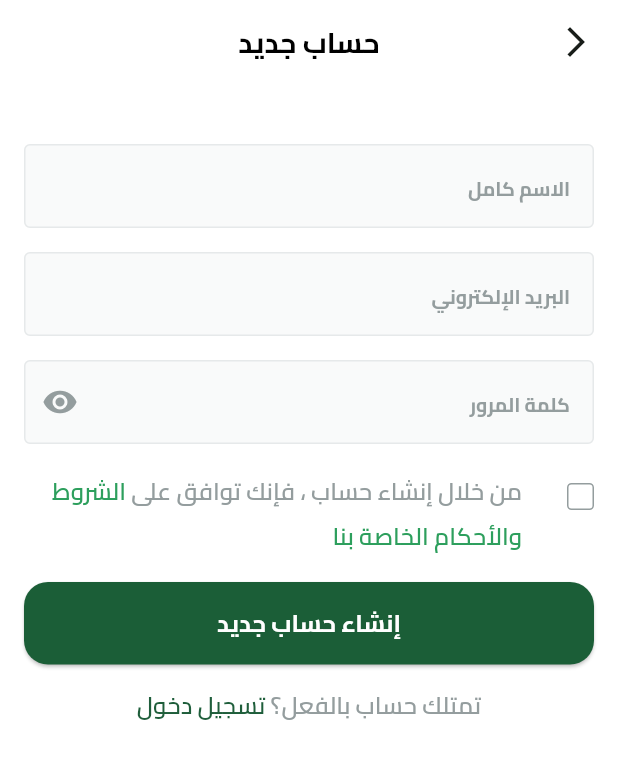
After one commit to OmarWheed/FriutHub, a Flutter app: the SignUpView screen opened by its route, on a phone screen of 412 x 824 dp. The commit adds this screen. Shown: the top 759 px of the screen. Run offline on Flutter 3.47's test engine with Material 3 defaults, Android fonts, the phone set to English and light mode, and no system bars; our stand-ins replace dots_indicator, easy_localization, flutter_svg, shared_preferences; accounts and stored records are empty.

Commit message:
Sign_Up Ui Done

```diff
--- /dev/null
+++ b/devtools_options.yaml
@@ -0,0 +1,3 @@
+description: This file stores settings for Dart & Flutter DevTools.
+documentation: https://docs.flutter.dev/tools/devtools/extensions#configure-extension-enablement-states
+extensions:
--- a/lib/config/routes/app_route_name.dart
+++ b/lib/config/routes/app_route_name.dart
@@ -2,4 +2,5 @@ class AppRouteName {
   static const String splashView = "SPLASH_VIEW";
   static const String onBoarding = "ON_BOARDING";
   static const String login = "LOGIN";
+  static const String signUp = "SIGNUP";
 }
--- a/lib/config/routes/generate_routes.dart
+++ b/lib/config/routes/generate_routes.dart
@@ -1,6 +1,7 @@
 import 'package:flutter/material.dart';
 import 'package:fruits_hub/config/routes/app_route_name.dart';
 import 'package:fruits_hub/features/auth/presentation/views/login_view.dart';
+import 'package:fruits_hub/features/auth/presentation/views/sign_up_view.dart';
 import 'package:fruits_hub/features/onboarding/presentation/view/on_boarding_view.dart';
 import 'package:fruits_hub/features/splash/presentation/views/splash_view.dart';
 
@@ -12,6 +13,8 @@ Route? onGenerateRoute(RouteSettings routes) {
       return MaterialPageRoute(builder: (context) => OnBoardingView());
     case AppRouteName.login:
       return MaterialPageRoute(builder: (context) => LoginView());
+    case AppRouteName.signUp:
+      return MaterialPageRoute(builder: (context) => SignUpView());
     default:
       return MaterialPageRoute(builder: (context) => _pageNotFoundBody());
   }
--- /dev/null
+++ b/lib/features/auth/presentation/views/sign_up_view.dart
@@ -0,0 +1,18 @@
+import 'package:flutter/material.dart';
+import 'package:fruits_hub/core/widgets/custom_app_bar.dart';
+import 'package:fruits_hub/features/auth/presentation/widgets/sign_up_view_body.dart';
+
+class SignUpView extends StatelessWidget {
+  const SignUpView({super.key});
+
+  @override
+  Widget build(BuildContext context) {
+    return Scaffold(
+      appBar: buildAppBar(context, title: "حساب جديد"),
+      body: Padding(
+        padding: const EdgeInsets.symmetric(horizontal: 16),
+        child: SignUpViewBody(),
+      ),
+    );
+  }
+}
--- /dev/null
+++ b/lib/features/auth/presentation/widgets/agree_terms.dart
@@ -0,0 +1,46 @@
+import 'package:flutter/material.dart';
+import 'package:fruits_hub/core/utils/app_colors.dart';
+import 'package:fruits_hub/core/utils/app_text_Styles.dart';
+
+class AgreeOfTermAndCondistion extends StatefulWidget {
+  const AgreeOfTermAndCondistion({super.key});
+
+  @override
+  State<AgreeOfTermAndCondistion> createState() =>
+      _AgreeOfTermAndCondistionState();
+}
+
+class _AgreeOfTermAndCondistionState extends State<AgreeOfTermAndCondistion> {
+  bool cliced = false;
+  @override
+  Widget build(BuildContext context) {
+    return Row(
+      children: [
+        Transform.translate(
+          offset: Offset(15, -11),
+          child: Checkbox(
+            value: cliced,
+            onChanged: (val) {
+              setState(() {
+                cliced = !cliced;
+              });
+            },
+          ),
+        ),
+        Expanded(
+          child: RichText(
+              text: TextSpan(children: [
+            TextSpan(
+                text: "من خلال إنشاء حساب ، فإنك توافق على ",
+                style: TextStyles.semiBold16
+                    .copyWith(color: AppColors.textColorInFormFiled)),
+            TextSpan(
+                text: "الشروط والأحكام الخاصة بنا ",
+                style: TextStyles.semiBold16
+                    .copyWith(color: AppColors.lightPrimaryColor)),
+          ])),
+        ),
+      ],
+    );
+  }
+}
--- /dev/null
+++ b/lib/features/auth/presentation/widgets/sign_up_view_body.dart
@@ -0,0 +1,82 @@
+import 'package:flutter/gestures.dart';
+import 'package:flutter/material.dart';
+import 'package:fruits_hub/config/routes/app_route_name.dart';
+import 'package:fruits_hub/core/utils/app_colors.dart';
+import 'package:fruits_hub/core/utils/app_text_Styles.dart';
+import 'package:fruits_hub/core/widgets/custom_text_form_field.dart';
+import 'package:fruits_hub/features/auth/presentation/widgets/agree_terms.dart';
+
+class SignUpViewBody extends StatefulWidget {
+  const SignUpViewBody({super.key});
+
+  @override
+  State<SignUpViewBody> createState() => _SignUpViewBodyState();
+}
+
+class _SignUpViewBodyState extends State<SignUpViewBody> {
+  late final TextEditingController _nameController;
+  late final TextEditingController _emailController;
+  late final TextEditingController _passwordController;
+
+  @override
+  void initState() {
+    _nameController = TextEditingController();
+    _emailController = TextEditingController();
+    _passwordController = TextEditingController();
+    super.initState();
+  }
+
+  @override
+  void dispose() {
+    _nameController.dispose();
+    _emailController.dispose();
+    _passwordController.dispose();
+    super.dispose();
+  }
+
+  @override
+  Widget build(BuildContext context) {
+    return SingleChildScrollView(
+      child: Column(
+        spacing: 16,
+        children: [
+          SizedBox(
+            height: 24,
+          ),
+          CustomTextFormField(
+              controller: _nameController, hintText: "الاسم كامل"),
+          CustomTextFormField(
+              controller: _emailController, hintText: "البريد الإلكتروني"),
+          CustomTextFormField(
+            controller: _passwordController,
+            hintText: "كلمة المرور",
+            obscureText: true,
+            icon: Icon(
+              Icons.visibility,
+              color: AppColors.textColorInFormFiled,
+            ),
+          ),
+          AgreeOfTermAndCondistion(),
+          ElevatedButton(onPressed: () {}, child: Text("إنشاء حساب جديد")),
+          _buildHadEmail()
+        ],
+      ),
+    );
+  }
+
+  Widget _buildHadEmail() {
+    return Text.rich(TextSpan(children: [
+      TextSpan(
+          text: "تمتلك حساب بالفعل؟ ",
+          style: TextStyles.semiBold16
+              .copyWith(color: AppColors.textColorInFormFiled)),
+      TextSpan(
+          recognizer: TapGestureRecognizer()
+            ..onTap = () {
+              Navigator.of(context).pushReplacementNamed(AppRouteName.login);
+            },
+          text: "تسجيل دخول",
+          style: TextStyles.semiBold16.copyWith(color: AppColors.primaryColor)),
+    ]));
+  }
+}
```
Also changed, not shown: lib/config/theme/light_theme.dart (+8 -0 lines), lib/features/auth/presentation/views/login_view.dart (+1 -148 lines), lib/features/auth/presentation/widgets/login_view_body.dart (added, +153 -0 lines), 4 other files.
